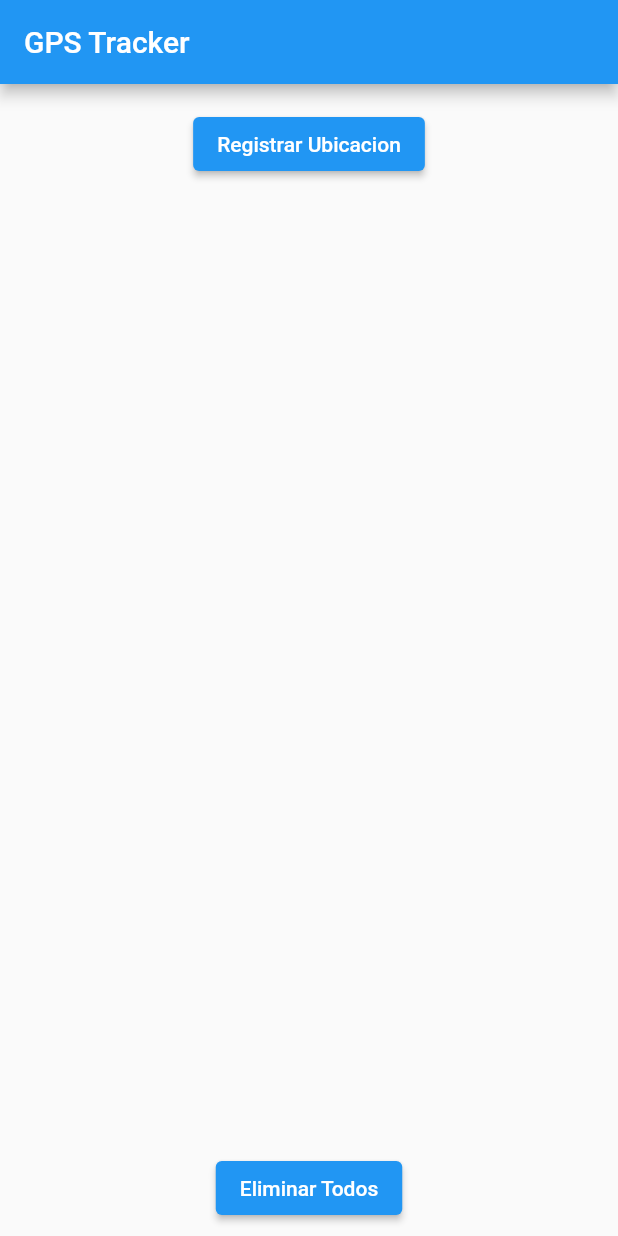
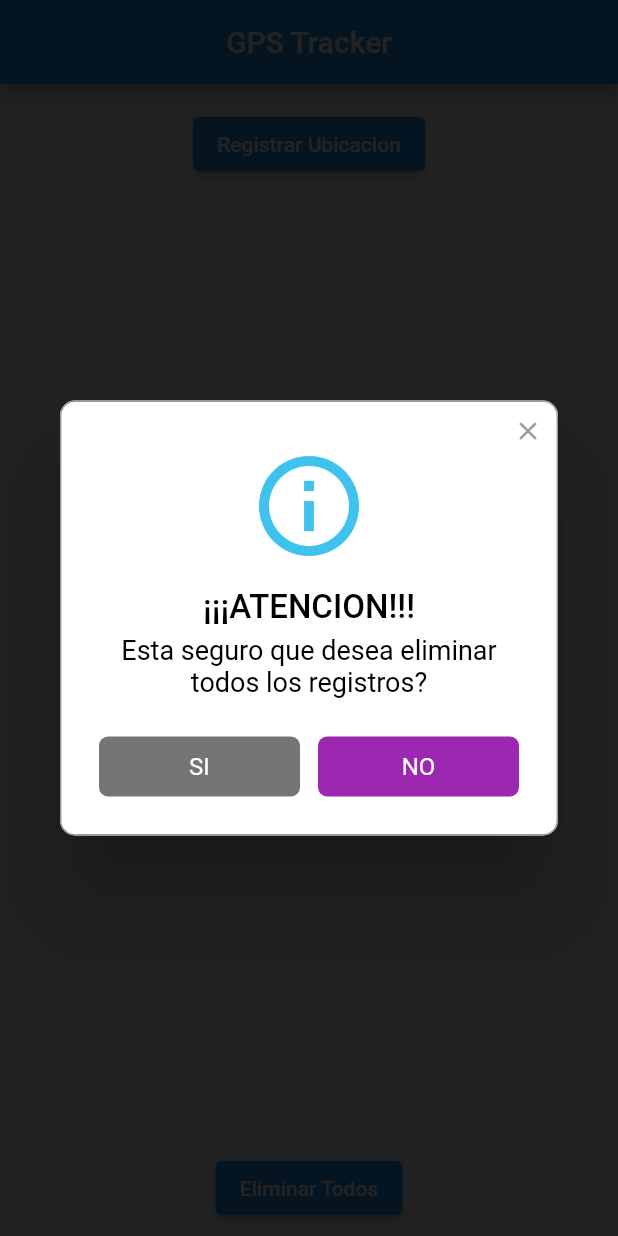
Before and after one commit to dev-rioma/GPSTracker-flutter-app, a Flutter app: the screen it shows after launch, after a tap on "Eliminar Todos", on a phone screen of 412 x 824 dp. Run offline on Flutter 3.47's test engine with Material 2 defaults, Android fonts, the phone set to English and light mode, and no system bars; drawn by our look-alikes of rflutter_alert; our stand-ins replace geolocator, get, hive, hive_flutter; missing offline and left inert: geolocator_platform_interface; accounts and stored records are empty.

Commit message:
cambios de ux
se importa paquete para implementar alertas,
se centra texto del AppBar,
se cambia color y forma del widget Card que contendrá los ListTite,
cambio de color en el icono para borrado de registro con fines meramente esteticos,
se adiciona una alerta para confirmar la intención de borrar todos los registros al accionar el botón "Eliminar Todos"

```diff
--- a/lib/ui/pages/content/content_page.dart
+++ b/lib/ui/pages/content/content_page.dart
@@ -5,6 +5,7 @@ import 'package:flutter/material.dart';
 import 'package:geolocator_platform_interface/src/enums/location_accuracy_status.dart';
 import 'package:geolocator_platform_interface/src/models/position.dart';
 import 'package:get/get.dart';
+import 'package:rflutter_alert/rflutter_alert.dart';
 
 class ContentPage extends GetView<LocationController> {
   late final GpsController gpsController = Get.find();
@@ -15,6 +16,7 @@ class ContentPage extends GetView<LocationController> {
   Widget build(BuildContext context) {
     return Scaffold(
       appBar: AppBar(
+        centerTitle: true,
         title: const Text("GPS Tracker"),
       ),
       body: SafeArea(
@@ -54,6 +56,8 @@ class ContentPage extends GetView<LocationController> {
                         itemBuilder: (context, index) {
                           final location = controller.locations[index];
                           return Card(
+                            color: Color.fromARGB(255, 233, 181, 255),
+                            shape: RoundedRectangleBorder(borderRadius: BorderRadius.circular(20)),
                             child: ListTile(
                               isThreeLine: true,
                               leading: Icon(
@@ -70,7 +74,7 @@ class ContentPage extends GetView<LocationController> {
                                 },
                                 icon: const Icon(
                                   Icons.delete_forever_rounded,
-                                  color: Colors.red,
+                                  color: Color.fromARGB(255, 255, 221, 83),
                                 ),
                               ),
                             ),
@@ -85,7 +89,25 @@ class ContentPage extends GetView<LocationController> {
                     padding: const EdgeInsets.symmetric(vertical: 8.0),
                     child: ElevatedButton(
                       onPressed: () async {
-                        controller.deleteAll();
+                        Alert(
+                          title: "¡¡¡ATENCION!!!",
+                          desc: "Esta seguro que desea eliminar todos los registros?",
+                          type: AlertType.info,
+                          buttons: [
+                          DialogButton(
+                            color: Colors.grey[600],
+                            child: Text(style: TextStyle(color: Colors.white),"SI"),
+                            onPressed: () {
+                              controller.deleteAll();
+                              Navigator.pop(context);}),
+                          DialogButton(
+                            color: Colors.purple,
+                            child: Text(style: TextStyle(color: Colors.white),"NO"),
+                            onPressed: () {
+                              Navigator.pop(context);
+                          })],
+                        context: context)
+                        .show();
                       },
                       child: const Text("Eliminar Todos"),
                     ),
```
